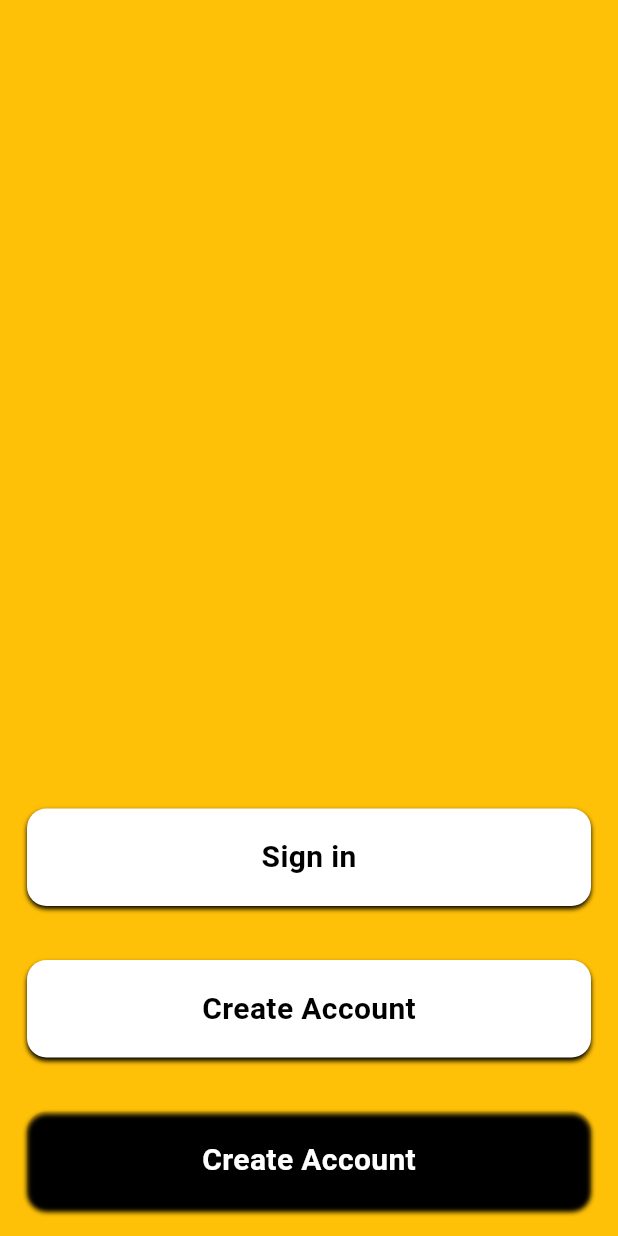
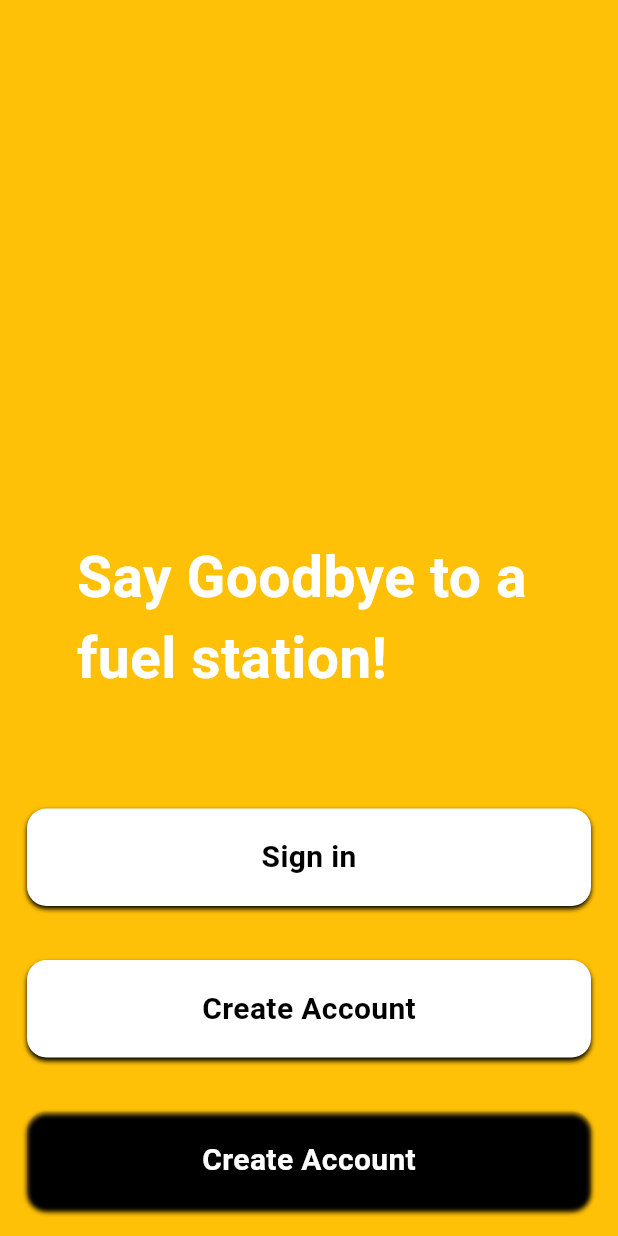
Before and after one commit to AdeelAhmadKhan36/fule_and_vm_app, a Flutter app: the screen it shows after launch, on a phone screen of 412 x 824 dp. Run offline on Flutter 3.47's test engine with Material 3 defaults, Android fonts, the phone set to English and light mode, and no system bars; our stand-ins replace get.

Commit message:
Update splash_Screen.dart

```diff
--- a/lib/views/splash_Screen.dart
+++ b/lib/views/splash_Screen.dart
@@ -19,6 +19,9 @@ class _SplashScreenState extends State<SplashScreen> {
             height: MediaQuery.of(context).size.height,
             width: MediaQuery.of(context).size.width,
             color: Maincolor,
+            child: Center(
+              child: Text('Say Goodbye to a \nfuel station!',style: TextStyle(fontSize: 38,color: Whitecolr,fontWeight: FontWeight.bold),),
+            ),
           ),
          const Column(
             mainAxisAlignment: MainAxisAlignment.end,
```
